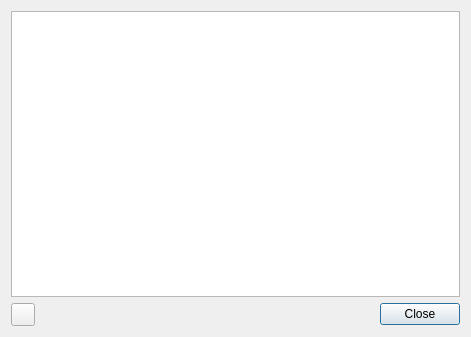
Qt form conflip/managesettingsdialog.ui (Skycoder42/Conflip) before a commit.
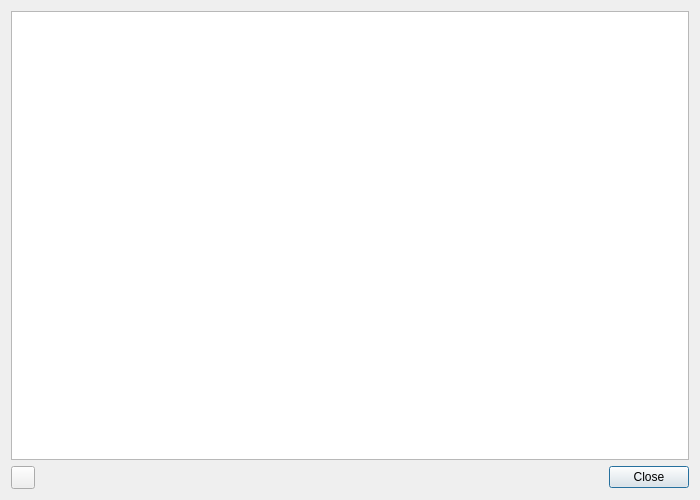
The same form after that commit. Icons and pictures are not drawn.

What changed in the file:
```diff
--- a/conflip/managesettingsdialog.ui
+++ b/conflip/managesettingsdialog.ui
@@ -6,8 +6,8 @@
    <rect>
     <x>0</x>
     <y>0</y>
-    <width>471</width>
-    <height>337</height>
+    <width>700</width>
+    <height>500</height>
    </rect>
   </property>
   <property name="windowTitle">
```
